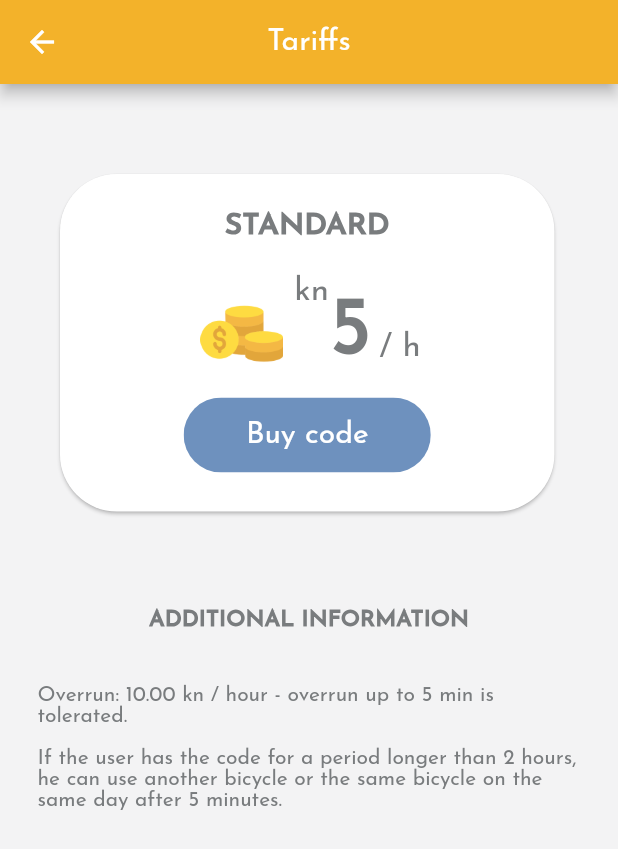
After one commit to lucijaba7/Go2Bike, a Flutter app: the Tariffs screen opened by its route, on a phone screen of 412 x 824 dp. The commit adds this screen. Shown: the top 849 px of the screen. Run offline on Flutter 3.47's test engine with Material 2 defaults, Android fonts, the phone set to English and light mode, and no system bars; missing offline and left inert: flutter_barcode_scanner, footer.

Commit message:
tariffs_screen + qr scanner + button changed

```diff
--- a/assets/lang/en.json
+++ b/assets/lang/en.json
@@ -20,11 +20,13 @@
     "register_2": "Register",
     "have_account": "Have an account?",
     "signin_2": "Sign In",
+    "QR_scanner": "QR SCANNER",
+    "cacel": "Cancel",
     "account_balance": "Account balance:",
     "num_of_rides": "Number of rides:",
     "my_account": "My Account",
     "payment_methods": "Payment Methods",
-    "tariffs": "Triffs",
+    "tariffs": "Tariffs",
     "malfunction_report": "Malfunction Report",
     "registrations": "Registrations",
     "promotions": "Promotions",
@@ -43,5 +45,14 @@
     "postal_code": "Postal code",
     "pass_change": "Change password",
     "change": "Change",
-    "save": "Save"
+    "save": "Save",
+    "standard": "standard",
+    "daily": "daily",
+    "monthly": "monthly",
+    "hour": "h",
+    "day": "day",
+    "month": "mth",
+    "buy_code": "Buy code",
+    "additional_info": "Additional information",
+    "info_text": "Overrun: 10.00 kn / hour - overrun up to 5 min is tolerated. \n\nIf the user has the code for a period longer than 2 hours, he can use another bicycle or the same bicycle on the same day after 5 minutes."
 }
--- a/assets/lang/hr.json
+++ b/assets/lang/hr.json
@@ -20,6 +20,8 @@
     "register_2": "Registrirajte se",
     "have_account": "Imate račun?",
     "signin_2": "Prijavite se",
+    "QR_scanner": "QR SKENER",
+    "cacel": "Odustani",
     "account_balance": "Stanje računa:",
     "num_of_rides": "Broj vožnji:",
     "my_account": "Moj račun",
@@ -43,5 +45,14 @@
     "postal_code": "Poštanski broj",
     "pass_change": "Promijeni lozinku",
     "change": "Promijeni",
-    "save": "Spremi"
+    "save": "Spremi",
+    "standard": "standardna",
+    "daily": "dnevna",
+    "monthly": "mjesečna",
+    "hour": "sat",
+    "day": "dan",
+    "month": "mj",
+    "buy_code": "Kupi kod",
+    "additional_info": "Dodatne informacije",
+    "info_text": "Prekoračenje: 10,00 kn /sat - tolerira se prekoračenje do 5 min. \n\nUkoliko korisnik posjeduje kod na period duži od 2 h može isti dan koristiti drugu biciklu ili istu biciklu nakon prolaska 5 minuta."
 }
--- a/lib/Screens/Login/login_screen.dart
+++ b/lib/Screens/Login/login_screen.dart
@@ -55,6 +55,7 @@ class LoginScreen extends StatelessWidget {
               ),
               RoundedButton(
                 text: getTranslated(context, 'signin'),
+                val: 0.8,
                 press: () {
                   // can't import routeName
                   Navigator.of(context).pushNamed('/main-page');
--- a/lib/Screens/Signup/signup_screen.dart
+++ b/lib/Screens/Signup/signup_screen.dart
@@ -43,6 +43,7 @@ class SignUpScreen extends StatelessWidget {
               DropdownButtonWidget(),
               RoundedButton(
                 text: getTranslated(context, 'register'),
+                val: 0.8,
                 press: () {},
               ),
               SizedBox(height: size.height * 0.02),
--- a/lib/Screens/Welcome/welcome_screen.dart
+++ b/lib/Screens/Welcome/welcome_screen.dart
@@ -37,12 +37,14 @@ class WelcomeScreen extends StatelessWidget {
                     SizedBox(height: size.height * 0.04),
                     RoundedButton(
                       text: getTranslated(context, 'signin'),
+                      val: 0.8,
                       press: () {
                         Navigator.of(context).pushNamed(LoginScreen.routeName);
                       },
                     ),
                     RoundedButton(
                       text: getTranslated(context, 'register'),
+                      val: 0.8,
                       color: Colors.white,
                       textColor: kPrimaryDarkColor,
                       press: () {
--- a/lib/Screens/account/change_password_screen.dart
+++ b/lib/Screens/account/change_password_screen.dart
@@ -32,6 +32,7 @@ class ChangePassword extends StatelessWidget {
             SizedBox(height: size.height * 0.02),
             RoundedButton(
               text: getTranslated(context, 'change'),
+              val: 0.4,
               press: () {},
             ),
           ]),
--- a/lib/Screens/account/personal_data_screen.dart
+++ b/lib/Screens/account/personal_data_screen.dart
@@ -21,6 +21,7 @@ class PersonalData extends StatelessWidget {
             PersonalDataForm(),
             RoundedButton(
               text: getTranslated(context, 'save'),
+              val: 0.4,
               press: () {},
             ),
             SizedBox(height: size.height * 0.02),
--- /dev/null
+++ b/lib/Screens/tariffs/components/tariff_card.dart
@@ -0,0 +1,85 @@
+import 'dart:ui';
+import 'package:flutter/material.dart';
+import 'package:go2bike/components/rounded_button.dart';
+import 'package:go2bike/localization/app_localization.dart';
+import '../../../constraints.dart';
+
+class TariffCard extends StatelessWidget {
+  final tariffName;
+  final price;
+  final unit;
+
+  const TariffCard({Key key, this.tariffName, this.price, this.unit})
+      : super(key: key);
+
+  @override
+  Widget build(BuildContext context) {
+    return Card(
+        margin: EdgeInsets.all(30.0),
+        shape: RoundedRectangleBorder(
+          borderRadius: BorderRadius.circular(38),
+        ),
+        child: Container(
+          width: MediaQuery.of(context).size.width * 0.8,
+          child: Column(children: [
+            Padding(
+              padding: const EdgeInsets.only(top: 25.0),
+              child:
+                Row(
+                  mainAxisAlignment: MainAxisAlignment.center,
+                  children: [
+                    Text(
+                      tariffName.toUpperCase(),
+                      style: TextStyle(fontFamily: "JosefinSansBold", fontSize: 20, fontWeight: FontWeight.w900))
+                  ]),
+            ),
+            Padding(
+              padding:
+                const EdgeInsets.only(top: 34.0, right: 8.0, bottom: 5.0),
+              child: Row(
+                mainAxisAlignment: MainAxisAlignment.center,
+                children: [
+                  Image.asset(
+                    "assets/images/dollar.png",
+                    height: 55,
+                    width: 70,
+                  ),
+                  RichText(
+                    text: TextSpan(
+                    style: TextStyle(
+                        fontFamily: "JosefinSansBold",
+                        color: kPrimaryDarkColor,
+                        fontSize: 55),
+                    children: [
+                      WidgetSpan(
+                        child: Transform.translate(
+                          offset: const Offset(0.0, -45),
+                          child: Text(
+                            'kn',
+                            style: TextStyle(fontSize: 22),
+                          ),
+                        ),
+                      ),
+                      TextSpan(text: price.toString()),
+                      WidgetSpan(
+                        child: Transform.translate(
+                          offset: const Offset(5, -8),
+                          child: Text(
+                            "/ ${unit}",
+                            style: TextStyle(fontSize: 22),
+                          ),
+                        ),
+                      ),
+                  ])),
+                ],
+              ),
+            ),
+            RoundedButton(
+              text: getTranslated(context, 'buy_code'),
+              val: 0.4,
+              press: () {},
+            ),
+          ]),
+        ));
+  }
+}
--- /dev/null
+++ b/lib/Screens/tariffs/tariffs_screen.dart
@@ -0,0 +1,62 @@
+import 'package:flutter/material.dart';
+import 'package:go2bike/localization/app_localization.dart';
+import 'package:go2bike/screens/tariffs/components/tariff_card.dart';
+
+import '../../constraints.dart';
+
+class Tariff {
+  String name;
+  int price;
+  String unit;
+
+  Tariff(this.name, this.price, this.unit);
+}
+
+class Tariffs extends StatelessWidget {
+  static const routeName = '/tariffs';
+
+  @override
+  Widget build(BuildContext context) {
+    final List<Tariff> tariffList = [
+      new Tariff(getTranslated(context, 'standard'), 5, getTranslated(context, 'hour')),
+      new Tariff(getTranslated(context, 'daily'), 150, getTranslated(context, 'day')),
+      new Tariff(getTranslated(context, 'monthly'), 250, getTranslated(context, 'month'))
+    ];
+
+    return Scaffold(
+        appBar: AppBar(
+            title: Text(getTranslated(context, 'tariffs')),
+            centerTitle: true,
+            backgroundColor: kSeconaryColor),
+        body: SingleChildScrollView(
+          child: Column(
+            children: [
+              Container(
+                height: 315,
+                child: ListView.separated(
+                  scrollDirection: Axis.horizontal,
+                  separatorBuilder: (context, index) => SizedBox(width: 8),
+                  padding: EdgeInsets.only(left: 10.0, top: 30.0),
+                  itemCount: tariffList.length,
+                  itemBuilder: (context, index) => TariffCard(
+                      tariffName: tariffList[index].name,
+                      price: tariffList[index].price,
+                      unit: tariffList[index].unit),
+                )),
+                Padding(
+                  padding: const EdgeInsets.only(top: 35.0, bottom: 10.0),
+                  child: Text(
+                    getTranslated(context, 'additional_info').toUpperCase(),
+                    style: TextStyle(
+                      fontFamily: "JosefinSansBold", fontSize: 15, fontWeight: FontWeight.w900
+                    ),
+                  ),
+                ),
+                Padding(
+                  padding: const EdgeInsets.all(25.0),
+                  child: Text(getTranslated(context, 'info_text')),
+                )
+            ],
+        )));
+  }
+}
--- a/lib/components/rounded_button.dart
+++ b/lib/components/rounded_button.dart
@@ -5,11 +5,13 @@ class RoundedButton extends StatelessWidget {
   final String text;
   final Function press;
   final Color color, textColor;
+  final double val;
   const RoundedButton({
     Key key,
     this.text,
     this.press,
     this.color = kPrimaryColor,
+    this.val,
     this.textColor = Colors.white,
   }) : super(key: key);
 
@@ -18,7 +20,7 @@ class RoundedButton extends StatelessWidget {
     Size size = MediaQuery.of(context).size;
     return Container(
       margin: EdgeInsets.symmetric(vertical: 10),
-      width: size.width * 0.8,
+      width: size.width * val, //0.8
       child: ClipRRect(
         borderRadius: BorderRadius.circular(29),
         child: TextButton(
@@ -31,14 +33,13 @@ class RoundedButton extends StatelessWidget {
             ),
           ),
           style: ButtonStyle(
-            padding: MaterialStateProperty.all<EdgeInsets>(EdgeInsets.all(15)),
-            backgroundColor: MaterialStateProperty.all<Color>(color),
-            shape: MaterialStateProperty.all<RoundedRectangleBorder>(
-              RoundedRectangleBorder(
+              padding:
+                  MaterialStateProperty.all<EdgeInsets>(EdgeInsets.all(15)),
+              backgroundColor: MaterialStateProperty.all<Color>(color),
+              shape: MaterialStateProperty.all<RoundedRectangleBorder>(
+                  RoundedRectangleBorder(
                 borderRadius: BorderRadius.circular(18.0),
-              )
-            )
-          ),
+              ))),
         ),
       ),
     );
--- a/lib/main.dart
+++ b/lib/main.dart
@@ -12,6 +12,7 @@ import 'screens/account/account_screen.dart';
 import 'screens/account/bike_rents_screen.dart';
 import 'screens/account/change_password_screen.dart';
 import 'screens/account/personal_data_screen.dart';
+import 'screens/tariffs/tariffs_screen.dart';
 
 void main() => runApp(MyApp());
 
@@ -79,6 +80,7 @@ class _MyAppState extends State<MyApp> {
         BikeRents.routeName: (ctx) => BikeRents(),
         ChangePassword.routeName: (ctx) => ChangePassword(),
         PersonalData.routeName: (ctx) => PersonalData(),
+        Tariffs.routeName: (ctx) => Tariffs()
       },
     );
   }
--- a/pubspec.yaml
+++ b/pubspec.yaml
@@ -33,6 +33,7 @@ dependencies:
   flutter_svg: ^0.18.0
   google_fonts: ^1.1.2
   google_maps_flutter: ^2.0.3
+  flutter_barcode_scanner: ^2.0.0
 
 dev_dependencies:
   flutter_test:
```
Also changed, not shown: lib/Screens/account/account_screen.dart (+5 -3 lines), lib/Screens/main_page/components/navigation_drawer.dart (+9 -2 lines), lib/Screens/main_page/main_page.dart (+44 -1 lines), lib/components/small_rounded_input_field.dart (deleted, +0 -57 lines), assets/images/dollar.png (added), pubspec.lock, 1 other file.
